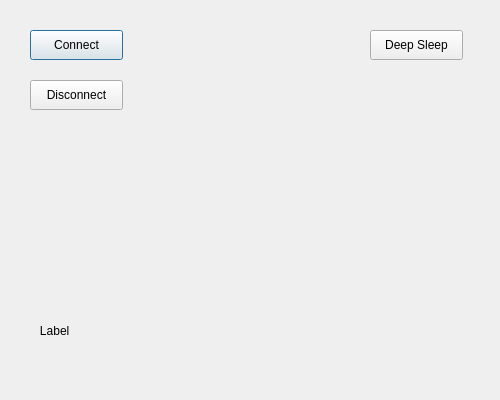
Before: the Qt Designer form myo.ui in javierkno/myo-inmoov, drawn with Qt 5.
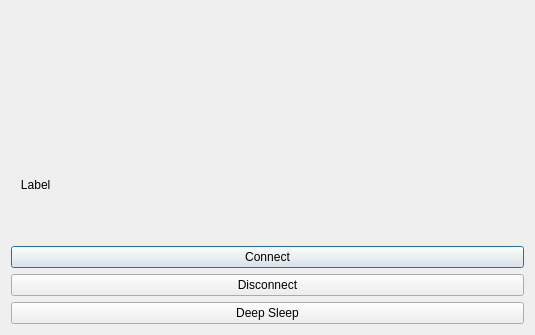
After: the same form once the commit is applied.

Commit message: Added plot widget

```diff
--- a/myo.ui
+++ b/myo.ui
@@ -6,22 +6,36 @@
    <rect>
     <x>0</x>
     <y>0</y>
-    <width>500</width>
-    <height>400</height>
+    <width>535</width>
+    <height>335</height>
    </rect>
   </property>
   <property name="windowTitle">
    <string>Dialog</string>
   </property>
+  <layout class="QVBoxLayout" name="verticalLayout">
+   <item>
+    <widget class="QWidget" name="plot" native="true">
+     <property name="sizePolicy">
+      <sizepolicy hsizetype="Expanding" vsizetype="Preferred">
+       <horstretch>0</horstretch>
+       <verstretch>0</verstretch>
+      </sizepolicy>
+     </property>
+     <property name="layoutDirection">
+      <enum>Qt::LeftToRight</enum>
+     </property>
+    </widget>
+   </item>
+   <item>
+    <widget class="QLabel" name="lbl_pose">
+     <property name="text">
+      <string>   Label</string>
+     </property>
+    </widget>
+   </item>
+   <item>
   <widget class="QPushButton" name="btn_connect">
-   <property name="geometry">
-    <rect>
-     <x>30</x>
-     <y>30</y>
-     <width>93</width>
-     <height>30</height>
-    </rect>
-   </property>
    <property name="styleSheet">
     <string notr="true"/>
    </property>
@@ -29,15 +43,9 @@
     <string>Connect</string>
    </property>
   </widget>
+   </item>
+   <item>
   <widget class="QPushButton" name="btn_disconnect">
-   <property name="geometry">
-    <rect>
-     <x>30</x>
-     <y>80</y>
-     <width>93</width>
-     <height>30</height>
-    </rect>
-   </property>
    <property name="styleSheet">
     <string notr="true"/>
    </property>
@@ -45,32 +53,15 @@
     <string>Disconnect</string>
    </property>
   </widget>
+   </item>
+   <item>
   <widget class="QPushButton" name="btn_sleep">
-   <property name="geometry">
-    <rect>
-     <x>370</x>
-     <y>30</y>
-     <width>93</width>
-     <height>30</height>
-    </rect>
-   </property>
    <property name="text">
     <string>Deep Sleep</string>
    </property>
   </widget>
-  <widget class="QLabel" name="lbl_pose">
-   <property name="geometry">
-    <rect>
-     <x>30</x>
-     <y>290</y>
-     <width>81</width>
-     <height>81</height>
-    </rect>
-   </property>
-   <property name="text">
-    <string>   Label</string>
-   </property>
-  </widget>
+   </item>
+  </layout>
  </widget>
  <resources/>
  <connections/>
```
Lines whose indentation alone changed are shown as unchanged. The commit also changes 3 other files.
